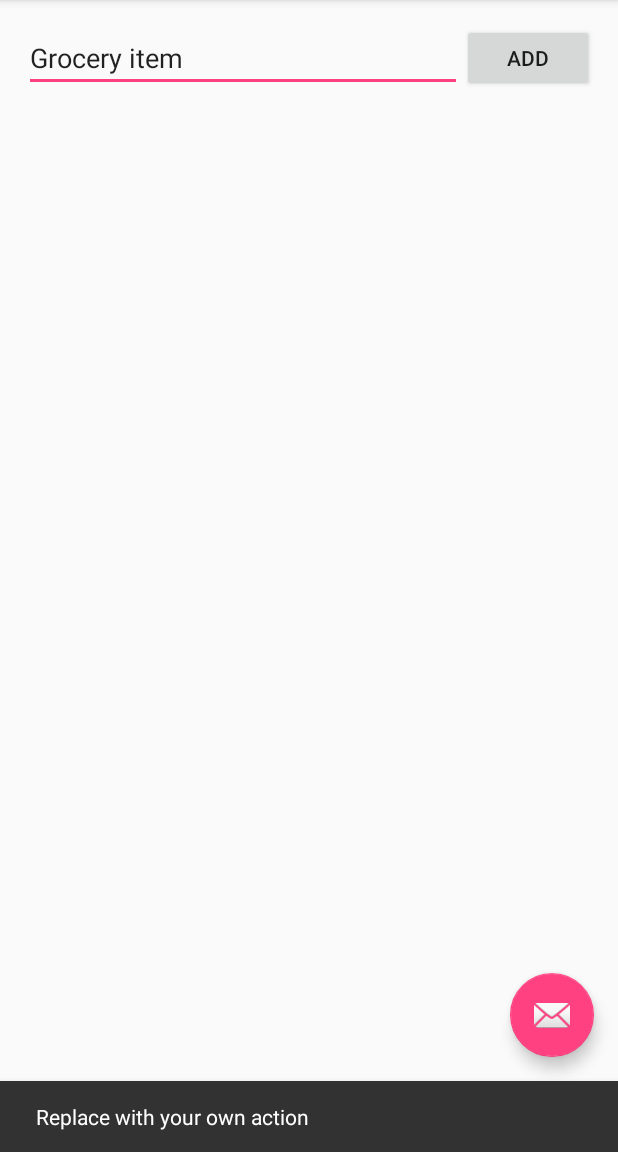
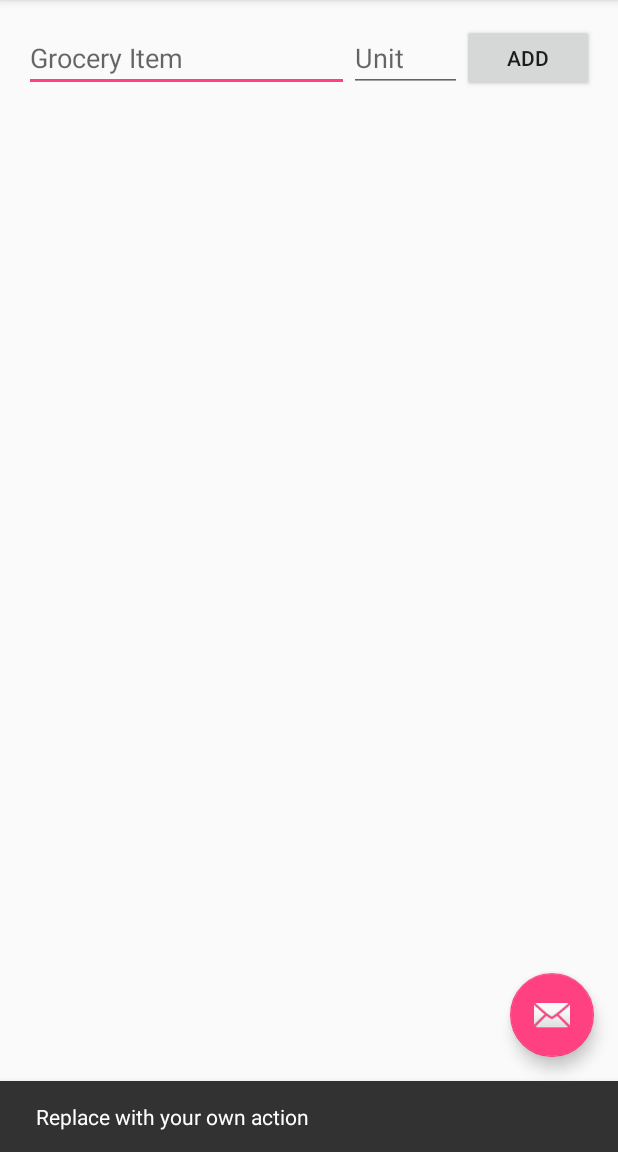
Before and after one commit to Frostlight/Fluffy-Shopping-List, an Android app: the screen it shows after launch (MainActivity), after a tap on an icon or button, on a phone screen of 412 x 824 dp, the part 84-1236 px from its top. Run offline under Robolectric (Android 15) with nearby library versions, the phone set to English and light mode, and no system bars.

Commit message:
Replace hardcoded strings

```diff
--- a/app/src/main/AndroidManifest.xml
+++ b/app/src/main/AndroidManifest.xml
@@ -14,7 +14,6 @@
             android:theme="@style/AppTheme.NoActionBar">
             <intent-filter>
                 <action android:name="android.intent.action.MAIN" />
-
                 <category android:name="android.intent.category.LAUNCHER" />
             </intent-filter>
         </activity>
--- a/app/src/main/res/layout/fragment_main.xml
+++ b/app/src/main/res/layout/fragment_main.xml
@@ -13,16 +13,17 @@
         android:layout_width="wrap_content"
         android:layout_height="wrap_content"
         android:id="@+id/editText"
+        android:hint="@string/grocery_item_hint"
         android:layout_alignParentTop="true"
-        android:text="Grocery item"
-        android:layout_toLeftOf="@+id/button"
         android:layout_alignParentLeft="true"
-        android:layout_alignParentStart="true" />
+        android:layout_alignParentStart="true"
+        android:layout_toLeftOf="@+id/editText2"
+        android:layout_toStartOf="@+id/editText2" />
 
     <Button
         android:layout_width="wrap_content"
         android:layout_height="wrap_content"
-        android:text="Add"
+        android:text="@string/grocery_addbutton"
         android:id="@+id/button"
         android:layout_alignBottom="@+id/editText"
         android:layout_alignParentRight="true"
@@ -36,4 +37,12 @@
         android:layout_alignParentStart="true"
         android:layout_below="@+id/editText" />
 
+    <EditText
+        android:layout_width="75dp"
+        android:layout_height="wrap_content"
+        android:id="@+id/editText2"
+        android:layout_above="@+id/listView"
+        android:layout_toLeftOf="@+id/button"
+        android:hint="@string/grocery_unit_hint" />
+
 </RelativeLayout>
--- a/app/src/main/res/values/strings.xml
+++ b/app/src/main/res/values/strings.xml
@@ -1,4 +1,9 @@
 <resources>
     <string name="app_name">Fluffy Shopping List</string>
     <string name="action_settings">Settings</string>
+
+    <!-- Grocery List Strings -->
+    <string name="grocery_item_hint">Grocery Item</string>
+    <string name="grocery_unit_hint">Unit</string>
+    <string name="grocery_addbutton">Add</string>
 </resources>
```
Also changed, not shown: 2 other files.
